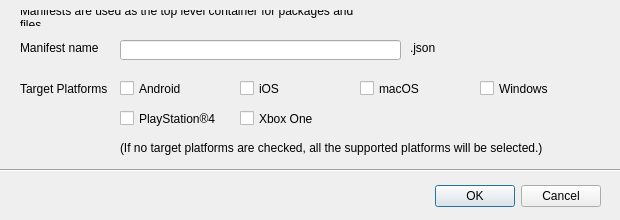
Above: dev/Gems/CloudGemDynamicContent/Code/EditorPlugin/create_new_manifest.ui from aws/lumberyard before the change. Below: the same form after it.
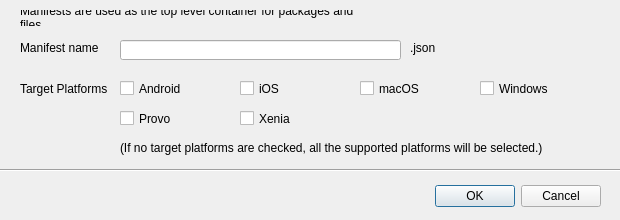
That is the form after the change.

The edit to the form file:
```diff
--- a/dev/Gems/CloudGemDynamicContent/Code/EditorPlugin/create_new_manifest.ui
+++ b/dev/Gems/CloudGemDynamicContent/Code/EditorPlugin/create_new_manifest.ui
@@ -260,7 +260,7 @@
     </size>
    </property>
    <property name="text">
-    <string>PlayStation®4</string>
+    <string>Provo</string>
    </property>
   </widget>
   <widget class="QCheckBox" name="xboxone">
@@ -285,7 +285,7 @@
     </size>
    </property>
    <property name="text">
-    <string>Xbox One</string>
+    <string>Xenia</string>
    </property>
   </widget>
  </widget>
```
Left out of the diff: 4 changed lines with no effect on the pictures.
